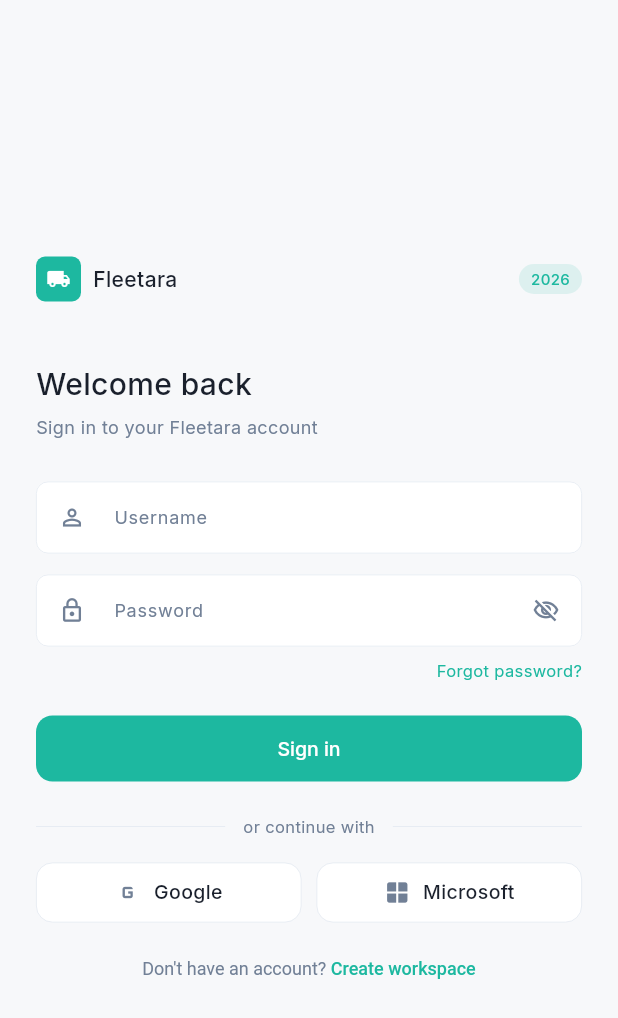
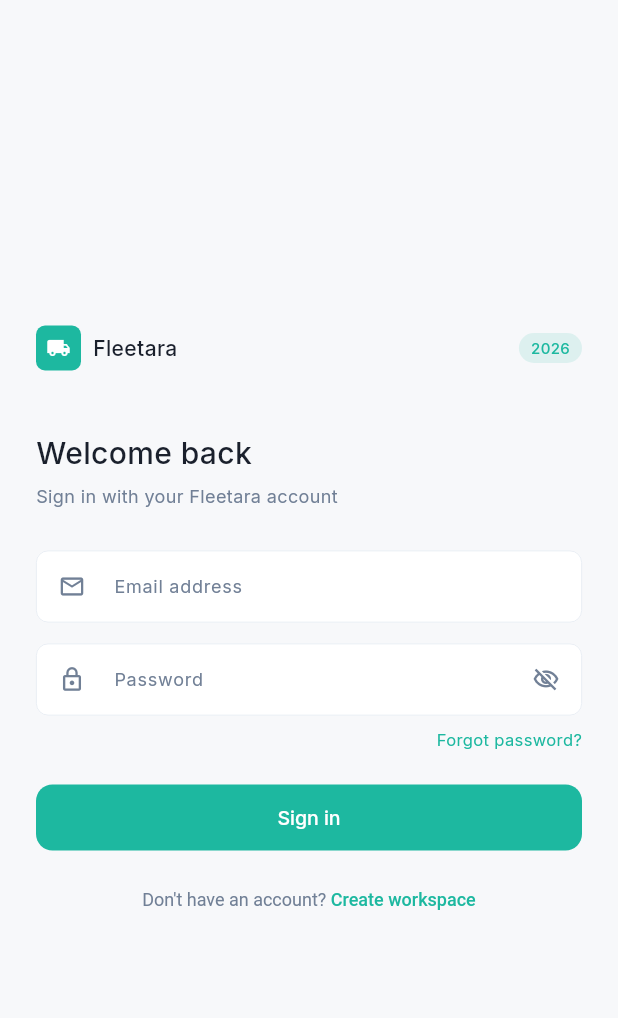
Before and after one commit to MelzaSibanda/Fleetara, a Flutter app: the screen it shows after launch, on a phone screen of 412 x 824 dp. Shown: the top 1018 px of the screen. Run offline on Flutter 3.47's test engine with Material 3 defaults, Android fonts, the phone set to English and light mode, and no system bars; our stand-ins replace dio, equatable, firebase_auth, firebase_core, flutter_bloc, get_it and 3 more; accounts and stored records are empty.

Commit message:
Integrate Firebase Authentication end-to-end
Flutter:
- Add firebase_core and firebase_auth dependencies
- Create firebase_options.dart with project config (fleetsystem-9ac31)
- Initialise Firebase in main.dart before app startup
- Replace username/password login with Firebase email/password auth
- AuthRemoteDataSource: sign in/register via Firebase, exchange ID token for Django JWT
- AuthEvent: rename username field to email
- AuthBloc: handle FirebaseAuthException with user-friendly messages per error code
- Login page: email field replacing username
- Register page: email/password flow without username field

Backend:
- Add /api/auth/firebase/ endpoint (FirebaseAuthView)
- Verify Firebase ID tokens via Identity Toolkit REST API (no service account needed)
- Auto create-or-sync Django user from Firebase UID on every login
- Add firebase-admin to venv dependencies

Co-Authored-By: Claude Sonnet 4.6 <noreply@anthropic.com>

```diff
--- a/flutter_app/fleet_app/lib/features/auth/presentation/bloc/auth_bloc.dart
+++ b/flutter_app/fleet_app/lib/features/auth/presentation/bloc/auth_bloc.dart
@@ -1,4 +1,5 @@
 import 'package:dio/dio.dart';
+import 'package:firebase_auth/firebase_auth.dart';
 import 'package:flutter_bloc/flutter_bloc.dart';
 import '../../data/datasources/auth_remote_datasource.dart';
 import 'auth_event.dart';
@@ -26,7 +27,7 @@ class AuthBloc extends Bloc<AuthEvent, AuthState> {
     on<AuthLoginRequested>((event, emit) async {
       emit(AuthLoading());
       try {
-        await _dataSource.login(event.username, event.password);
+        await _dataSource.login(event.email, event.password);
         final user = await _dataSource.getMe();
         emit(AuthAuthenticated(user));
       } catch (e) {
@@ -52,11 +53,28 @@ class AuthBloc extends Bloc<AuthEvent, AuthState> {
   }
 
   String _parseError(dynamic e) {
+    // Firebase Auth errors
+    if (e is FirebaseAuthException) {
+      switch (e.code) {
+        case 'email-already-in-use':    return 'This email is already registered.';
+        case 'invalid-email':           return 'Please enter a valid email address.';
+        case 'weak-password':           return 'Password must be at least 6 characters.';
+        case 'user-not-found':          return 'No account found with this email.';
+        case 'wrong-password':          return 'Incorrect password. Please try again.';
+        case 'invalid-credential':      return 'Invalid email or password.';
+        case 'too-many-requests':       return 'Too many attempts. Please wait and try again.';
+        case 'network-request-failed':  return 'Network error. Check your connection.';
+        case 'operation-not-allowed':
+          return 'Email/password sign-in is not enabled.\nGo to Firebase Console → Authentication → Sign-in method → enable Email/Password.';
+        default: return e.message ?? 'Firebase error: ${e.code}';
+      }
+    }
+    // Django REST errors
     if (e is DioException && e.response?.data != null) {
       final data = e.response!.data;
       if (data is Map) {
         final msgs = data.entries.expand((entry) {
-          final v = entry.value;
+          final v     = entry.value;
           final field = entry.key == 'non_field_errors' ? '' : '${entry.key}: ';
           if (v is List) return v.map((m) => '$field$m');
           return ['$field$v'];
--- a/flutter_app/fleet_app/lib/features/auth/presentation/bloc/auth_event.dart
+++ b/flutter_app/fleet_app/lib/features/auth/presentation/bloc/auth_event.dart
@@ -6,13 +6,13 @@ abstract class AuthEvent extends Equatable {
 }
 
 class AuthLoginRequested extends AuthEvent {
-  final String username;
+  final String email;
   final String password;
 
-  AuthLoginRequested({required this.username, required this.password});
+  AuthLoginRequested({required this.email, required this.password});
 
   @override
-  List<Object?> get props => [username, password];
+  List<Object?> get props => [email, password];
 }
 
 class AuthRegisterRequested extends AuthEvent {
--- a/flutter_app/fleet_app/lib/features/auth/presentation/pages/login_page.dart
+++ b/flutter_app/fleet_app/lib/features/auth/presentation/pages/login_page.dart
@@ -14,23 +14,23 @@ class LoginPage extends StatefulWidget {
 }
 
 class _LoginPageState extends State<LoginPage> {
-  final _formKey      = GlobalKey<FormState>();
-  final _usernameCtrl = TextEditingController();
-  final _passwordCtrl = TextEditingController();
-  bool  _obscurePass  = true;
+  final _formKey    = GlobalKey<FormState>();
+  final _emailCtrl  = TextEditingController();
+  final _passCtrl   = TextEditingController();
+  bool  _obscure    = true;
 
   @override
   void dispose() {
-    _usernameCtrl.dispose();
-    _passwordCtrl.dispose();
+    _emailCtrl.dispose();
+    _passCtrl.dispose();
     super.dispose();
   }
 
   void _login() {
     if (_formKey.currentState!.validate()) {
       context.read<AuthBloc>().add(AuthLoginRequested(
-        username: _usernameCtrl.text.trim(),
-        password: _passwordCtrl.text,
+        email:    _emailCtrl.text.trim(),
+        password: _passCtrl.text,
       ));
     }
   }
@@ -44,7 +44,8 @@ class _LoginPageState extends State<LoginPage> {
           if (state is AuthAuthenticated) context.go('/dashboard');
           if (state is AuthError) {
             ScaffoldMessenger.of(context).showSnackBar(SnackBar(
-              content: Text(state.message, style: const TextStyle(color: Colors.white, fontSize: 13)),
+              content: Text(state.message,
+                style: const TextStyle(color: Colors.white, fontSize: 13)),
               backgroundColor: AppTheme.rose,
               behavior: SnackBarBehavior.floating,
               duration: const Duration(seconds: 4),
@@ -62,7 +63,7 @@ class _LoginPageState extends State<LoginPage> {
                   child: Column(
                     crossAxisAlignment: CrossAxisAlignment.start,
                     children: [
-                      // Logo + version pill
+                      // Logo row
                       Row(children: [
                         Container(
                           width: 30, height: 30,
@@ -74,7 +75,8 @@ class _LoginPageState extends State<LoginPage> {
                         ),
                         const SizedBox(width: 8),
                         const Text('Fleetara',
-                          style: TextStyle(fontSize: 14, fontWeight: FontWeight.w500, color: AppTheme.textPrimary)),
+                          style: TextStyle(fontSize: 14, fontWeight: FontWeight.w500,
+                            color: AppTheme.textPrimary)),
                         const Spacer(),
                         Container(
                           padding: const EdgeInsets.symmetric(horizontal: 8, vertical: 3),
@@ -83,37 +85,51 @@ class _LoginPageState extends State<LoginPage> {
                             borderRadius: BorderRadius.circular(20),
                           ),
                           child: const Text('2026',
-                            style: TextStyle(fontSize: 10, fontWeight: FontWeight.w500, color: AppTheme.primary)),
+                            style: TextStyle(fontSize: 10, fontWeight: FontWeight.w500,
+                              color: AppTheme.primary)),
                         ),
                       ]),
                       const SizedBox(height: 40),
                       const Text('Welcome back',
-                        style: TextStyle(fontSize: 20, fontWeight: FontWeight.w500, color: AppTheme.textPrimary)),
+                        style: TextStyle(fontSize: 20, fontWeight: FontWeight.w500,
+                          color: AppTheme.textPrimary)),
                       const SizedBox(height: 6),
-                      const Text('Sign in to your Fleetara account',
+                      const Text('Sign in with your Fleetara account',
                         style: TextStyle(fontSize: 12, color: AppTheme.textMuted)),
                       const SizedBox(height: 28),
+
+                      // Email
                       TextFormField(
-                        controller: _usernameCtrl,
+                        controller: _emailCtrl,
+                        keyboardType: TextInputType.emailAddress,
                         decoration: const InputDecoration(
-                          labelText: 'Username',
-                          prefixIcon: Icon(Icons.person_outline, size: 18),
+                          labelText: 'Email address',
+                          prefixIcon: Icon(Icons.email_outlined, size: 18),
                         ),
-                        validator: (v) => v == null || v.isEmpty ? 'Enter your username' : null,
+                        validator: (v) {
+                          if (v == null || v.isEmpty) return 'Enter your email';
+                          if (!v.contains('@'))       return 'Enter a valid email';
+                          return null;
+                        },
                       ),
                       const SizedBox(height: 14),
+
+                      // Password
                       TextFormField(
-                        controller:  _passwordCtrl,
-                        obscureText: _obscurePass,
+                        controller:  _passCtrl,
+                        obscureText: _obscure,
                         decoration: InputDecoration(
                           labelText:  'Password',
                           prefixIcon: const Icon(Icons.lock_outline, size: 18),
                           suffixIcon: IconButton(
-                            icon: Icon(_obscurePass ? Icons.visibility_off_outlined : Icons.visibility_outlined, size: 18),
-                            onPressed: () => setState(() => _obscurePass = !_obscurePass),
+                            icon: Icon(_obscure
+                              ? Icons.visibility_off_outlined
+                              : Icons.visibility_outlined, size: 18),
+                            onPressed: () => setState(() => _obscure = !_obscure),
                           ),
                         ),
-                        validator: (v) => v == null || v.isEmpty ? 'Enter your password' : null,
+                        validator: (v) =>
+                          v == null || v.isEmpty ? 'Enter your password' : null,
                       ),
                       const SizedBox(height: 8),
                       Align(
@@ -125,29 +141,16 @@ class _LoginPageState extends State<LoginPage> {
                         ),
                       ),
                       const SizedBox(height: 20),
+
+                      // Sign in button
                       ElevatedButton(
                         onPressed: state is AuthLoading ? null : _login,
                         child: state is AuthLoading
                             ? const SizedBox(height: 18, width: 18,
-                                child: CircularProgressIndicator(color: Colors.white, strokeWidth: 2))
+                                child: CircularProgressIndicator(
+                                  color: Colors.white, strokeWidth: 2))
                             : const Text('Sign in'),
                       ),
-                      const SizedBox(height: 20),
-                      Row(children: [
-                        const Expanded(child: Divider(color: AppTheme.border, thickness: 0.5)),
-                        Padding(
-                          padding: const EdgeInsets.symmetric(horizontal: 12),
-                          child: Text('or continue with',
-                            style: const TextStyle(fontSize: 11, color: AppTheme.textMuted)),
-                        ),
-                        const Expanded(child: Divider(color: AppTheme.border, thickness: 0.5)),
-                      ]),
-                      const SizedBox(height: 16),
-                      Row(children: [
-                        Expanded(child: _SsoButton(label: 'Google', icon: Icons.g_mobiledata)),
-                        const SizedBox(width: 10),
-                        Expanded(child: _SsoButton(label: 'Microsoft', icon: Icons.window)),
-                      ]),
                       const SizedBox(height: 24),
                       Center(
                         child: GestureDetector(
@@ -158,7 +161,9 @@ class _LoginPageState extends State<LoginPage> {
                               style: TextStyle(fontSize: 12, color: AppTheme.textMuted),
                               children: [
                                 TextSpan(text: 'Create workspace',
-                                  style: TextStyle(color: AppTheme.primary, fontWeight: FontWeight.w500)),
+                                  style: TextStyle(
+                                    color: AppTheme.primary,
+                                    fontWeight: FontWeight.w500)),
                               ],
                             ),
                           ),
@@ -175,26 +180,3 @@ class _LoginPageState extends State<LoginPage> {
     );
   }
 }
-
-class _SsoButton extends StatelessWidget {
-  final String   label;
-  final IconData icon;
-  const _SsoButton({required this.label, required this.icon});
-
-  @override
-  Widget build(BuildContext context) {
-    return Container(
-      height: 40,
-      decoration: BoxDecoration(
-        color: AppTheme.surface,
-        borderRadius: BorderRadius.circular(11),
-        border: Border.all(color: AppTheme.border, width: 0.5),
-      ),
-      child: Row(mainAxisAlignment: MainAxisAlignment.center, children: [
-        Icon(icon, size: 18, color: AppTheme.textMuted),
-        const SizedBox(width: 8),
-        Text(label, style: const TextStyle(fontSize: 13, color: AppTheme.textPrimary, fontWeight: FontWeight.w500)),
-      ]),
-    );
-  }
-}
--- a/flutter_app/fleet_app/lib/features/vehicles/presentation/pages/add_vehicle_page.dart
+++ b/flutter_app/fleet_app/lib/features/vehicles/presentation/pages/add_vehicle_page.dart
@@ -45,8 +45,10 @@ class _AddVehiclePageState extends State<AddVehiclePage> {
         context.go('/vehicles');
       }
     } catch (e) {
-      ScaffoldMessenger.of(context).showSnackBar(
-        SnackBar(content: Text('Error: $e'), backgroundColor: AppTheme.error));
+      if (mounted) {
+        ScaffoldMessenger.of(context).showSnackBar(
+          SnackBar(content: Text('Error: $e'), backgroundColor: AppTheme.error));
+      }
     } finally {
       setState(() => _loading = false);
     }
--- a/flutter_app/fleet_app/lib/main.dart
+++ b/flutter_app/fleet_app/lib/main.dart
@@ -1,3 +1,4 @@
+import 'package:firebase_core/firebase_core.dart';
 import 'package:flutter/material.dart';
 import 'package:flutter_bloc/flutter_bloc.dart';
 import 'core/theme/app_theme.dart';
@@ -5,8 +6,11 @@ import 'core/utils/service_locator.dart';
 import 'core/utils/app_router.dart';
 import 'features/auth/presentation/bloc/auth_bloc.dart';
 import 'features/auth/presentation/bloc/auth_event.dart';
+import 'firebase_options.dart';
 
-void main() {
+void main() async {
+  WidgetsFlutterBinding.ensureInitialized();
+  await Firebase.initializeApp(options: DefaultFirebaseOptions.currentPlatform);
   setupServiceLocator();
   runApp(const FleetaraApp());
 }
--- a/flutter_app/fleet_app/pubspec.yaml
+++ b/flutter_app/fleet_app/pubspec.yaml
@@ -32,6 +32,10 @@ dependencies:
     sdk: flutter
 
   cupertino_icons: ^1.0.6
+
+  # Firebase
+  firebase_core: ^3.13.0
+  firebase_auth: ^5.5.2
 
   # State management
   flutter_bloc: ^8.1.6
```
Also changed, not shown: flutter_app/fleet_app/lib/features/auth/data/datasources/auth_remote_datasource.dart (+52 -12 lines), flutter_app/fleet_app/lib/features/auth/presentation/pages/register_page.dart (+62 -64 lines), flutter_app/fleet_app/lib/firebase_options.dart (added), 5 other files.
